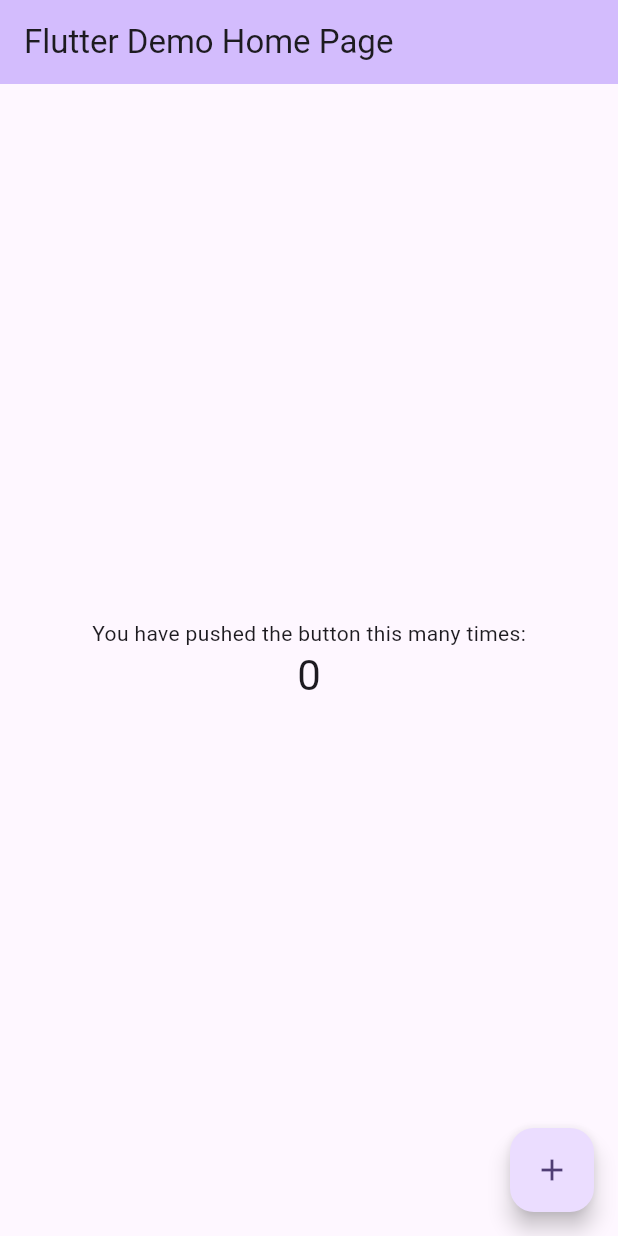
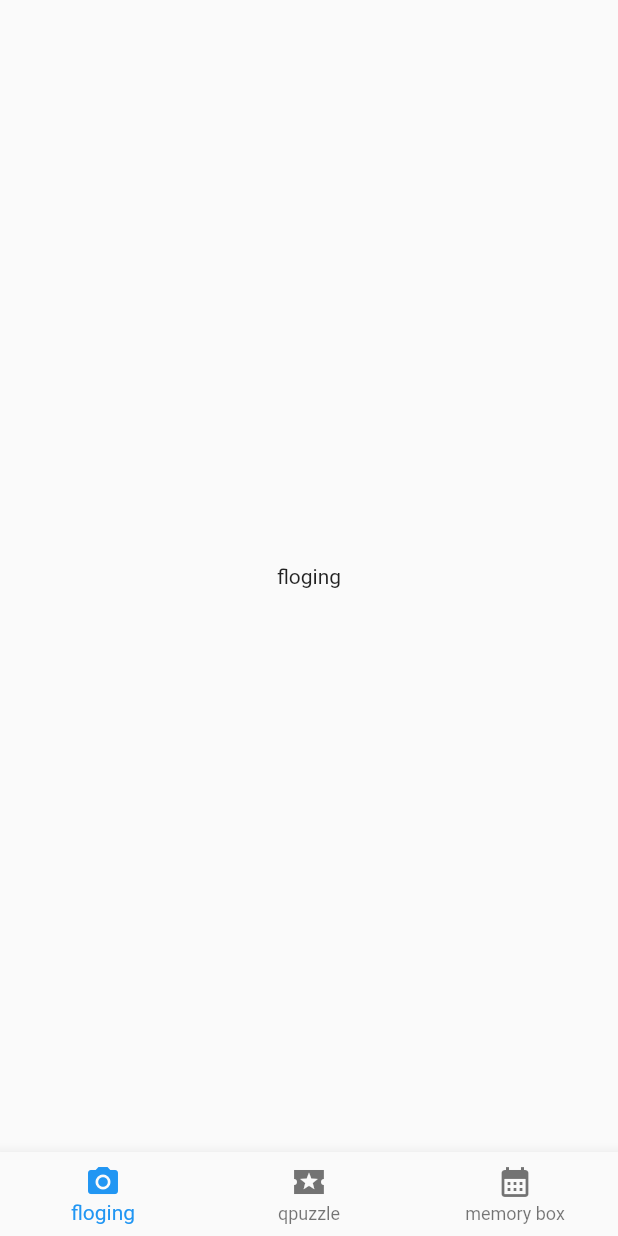
Before and after one commit to EWHA-HOLD-UP/FLOG, a Flutter app: the screen it shows after launch, on a phone screen of 412 x 824 dp. Run offline on Flutter 3.47's test engine with Material 2 defaults, Android fonts, the phone set to English and light mode, and no system bars.

```diff
--- a/lib/main.dart
+++ b/lib/main.dart
@@ -1,125 +1,11 @@
 import 'package:flutter/material.dart';
+import 'package:flog/screen/floging_screen.dart';
+import 'package:flog/screen/root_screen.dart';
 
 void main() {
-  runApp(const MyApp());
+  runApp(
+      MaterialApp(
+       home: RootScreen(),//하단탭
+      ),
+  );
 }
-
-class MyApp extends StatelessWidget {
-  const MyApp({super.key});
-
-  // This widget is the root of your application.
-  @override
-  Widget build(BuildContext context) {
-    return MaterialApp(
-      title: 'Flutter Demo',
-      theme: ThemeData(
-        // This is the theme of your application.
-        //
-        // TRY THIS: Try running your application with "flutter run". You'll see
-        // the application has a blue toolbar. Then, without quitting the app,
-        // try changing the seedColor in the colorScheme below to Colors.green
-        // and then invoke "hot reload" (save your changes or press the "hot
-        // reload" button in a Flutter-supported IDE, or press "r" if you used
-        // the command line to start the app).
-        //
-        // Notice that the counter didn't reset back to zero; the application
-        // state is not lost during the reload. To reset the state, use hot
-        // restart instead.
-        //
-        // This works for code too, not just values: Most code changes can be
-        // tested with just a hot reload.
-        colorScheme: ColorScheme.fromSeed(seedColor: Colors.deepPurple),
-        useMaterial3: true,
-      ),
-      home: const MyHomePage(title: 'Flutter Demo Home Page'),
-    );
-  }
-}
-
-class MyHomePage extends StatefulWidget {
-  const MyHomePage({super.key, required this.title});
-
-  // This widget is the home page of your application. It is stateful, meaning
-  // that it has a State object (defined below) that contains fields that affect
-  // how it looks.
-
-  // This class is the configuration for the state. It holds the values (in this
-  // case the title) provided by the parent (in this case the App widget) and
-  // used by the build method of the State. Fields in a Widget subclass are
-  // always marked "final".
-
-  final String title;
-
-  @override
-  State<MyHomePage> createState() => _MyHomePageState();
-}
-
-class _MyHomePageState extends State<MyHomePage> {
-  int _counter = 0;
-
-  void _incrementCounter() {
-    setState(() {
-      // This call to setState tells the Flutter framework that something has
-      // changed in this State, which causes it to rerun the build method below
-      // so that the display can reflect the updated values. If we changed
-      // _counter without calling setState(), then the build method would not be
-      // called again, and so nothing would appear to happen.
-      _counter++;
-    });
-  }
-
-  @override
-  Widget build(BuildContext context) {
-    // This method is rerun every time setState is called, for instance as done
-    // by the _incrementCounter method above.
-    //
-    // The Flutter framework has been optimized to make rerunning build methods
-    // fast, so that you can just rebuild anything that needs updating rather
-    // than having to individually change instances of widgets.
-    return Scaffold(
-      appBar: AppBar(
-        // TRY THIS: Try changing the color here to a specific color (to
-        // Colors.amber, perhaps?) and trigger a hot reload to see the AppBar
-        // change color while the other colors stay the same.
-        backgroundColor: Theme.of(context).colorScheme.inversePrimary,
-        // Here we take the value from the MyHomePage object that was created by
-        // the App.build method, and use it to set our appbar title.
-        title: Text(widget.title),
-      ),
-      body: Center(
-        // Center is a layout widget. It takes a single child and positions it
-        // in the middle of the parent.
-        child: Column(
-          // Column is also a layout widget. It takes a list of children and
-          // arranges them vertically. By default, it sizes itself to fit its
-          // children horizontally, and tries to be as tall as its parent.
-          //
-          // Column has various properties to control how it sizes itself and
-          // how it positions its children. Here we use mainAxisAlignment to
-          // center the children vertically; the main axis here is the vertical
-          // axis because Columns are vertical (the cross axis would be
-          // horizontal).
-          //
-          // TRY THIS: Invoke "debug painting" (choose the "Toggle Debug Paint"
-          // action in the IDE, or press "p" in the console), to see the
-          // wireframe for each widget.
-          mainAxisAlignment: MainAxisAlignment.center,
-          children: <Widget>[
-            const Text(
-              'You have pushed the button this many times:',
-            ),
-            Text(
-              '$_counter',
-              style: Theme.of(context).textTheme.headlineMedium,
-            ),
-          ],
-        ),
-      ),
-      floatingActionButton: FloatingActionButton(
-        onPressed: _incrementCounter,
-        tooltip: 'Increment',
-        child: const Icon(Icons.add),
-      ), // This trailing comma makes auto-formatting nicer for build methods.
-    );
-  }
-}
--- a/lib/screen/floging_screen.dart
+++ b/lib/screen/floging_screen.dart
@@ -1 +1,12 @@
 //floging screen
+import 'package:flutter/material.dart';
+
+class Mainscreen extends StatelessWidget {
+  const Mainscreen({Key? key}) : super(key: key);
+
+  Widget build(BuildContext context) {
+    return Scaffold(
+      body: Text('Floging Screen - 하단 탭 구현 위해서 임의로 생성'),
+    );
+  }
+}
--- /dev/null
+++ b/lib/screen/root_screen.dart
@@ -0,0 +1,98 @@
+//Bottom Nacigation Bar와 Tab Bar View 구현 위함
+
+import 'package:flutter/material.dart';
+
+class RootScreen extends StatefulWidget {
+  const RootScreen({Key? key}) : super(key: key);
+
+  State<RootScreen> createState() => _RootScreenState();
+}
+class _RootScreenState extends State<RootScreen> with
+TickerProviderStateMixin{
+  TabController? controller;
+
+  void initState() {
+    super.initState();
+
+    controller = TabController(length: 3, vsync: this);
+    controller!.addListener(tabListener);
+  }
+  tabListener() {
+    setState(() {});
+  }
+
+  @override
+  void dispose() {
+    // TODO: implement dispose
+    controller!.removeListener(tabListener);
+    super.dispose();
+  }
+
+  Widget build(BuildContext context) {
+    return Scaffold(
+      body: TabBarView(
+        controller: controller,
+        children: renderChildren(),
+      ),
+
+      bottomNavigationBar: renderBottomNavigation(),
+    );
+  }
+
+  List<Widget> renderChildren(){
+    return [
+      Container(
+        child: Center(
+          child: Text(
+            'floging',
+          ),
+        ),
+      ),
+      Container(
+        child: Center(
+          child: Text(
+            'qpuzzle',
+          ),
+        ),
+      ),
+      Container(
+        child: Center(
+          child: Text(
+            'memory box',
+          ),
+        ),
+      ),
+    ];
+  }
+
+  BottomNavigationBar renderBottomNavigation(){
+    return BottomNavigationBar(
+      currentIndex: controller!.index,
+      onTap: (int index) {
+        setState(() {
+          controller!.animateTo(index);
+        });
+      },
+      items: [
+        BottomNavigationBarItem(
+          icon: Icon(
+            Icons.camera_alt, //floging
+          ),
+          label: 'floging',
+        ),
+        BottomNavigationBarItem(
+          icon: Icon(
+            Icons.local_play_sharp, //qpuzzle
+          ),
+          label: 'qpuzzle',
+        ),
+        BottomNavigationBarItem(
+          icon: Icon(
+            Icons.calendar_month, //추억상자
+          ),
+          label: 'memory box',
+        ),
+      ],
+    );
+  }
+}
```
